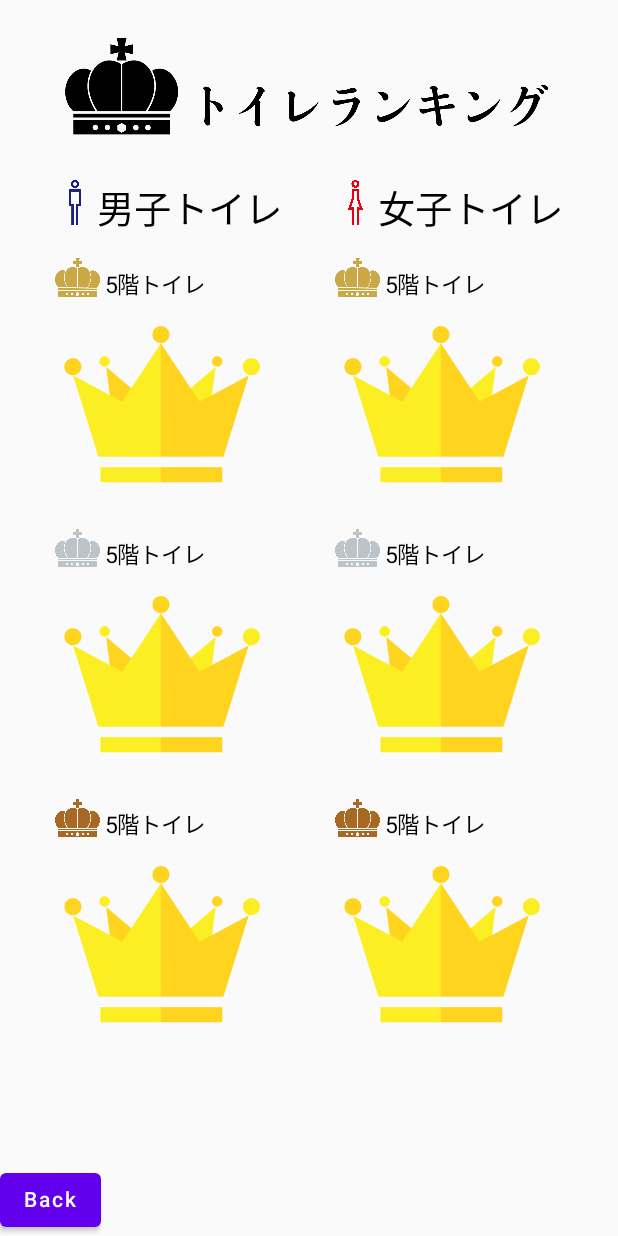
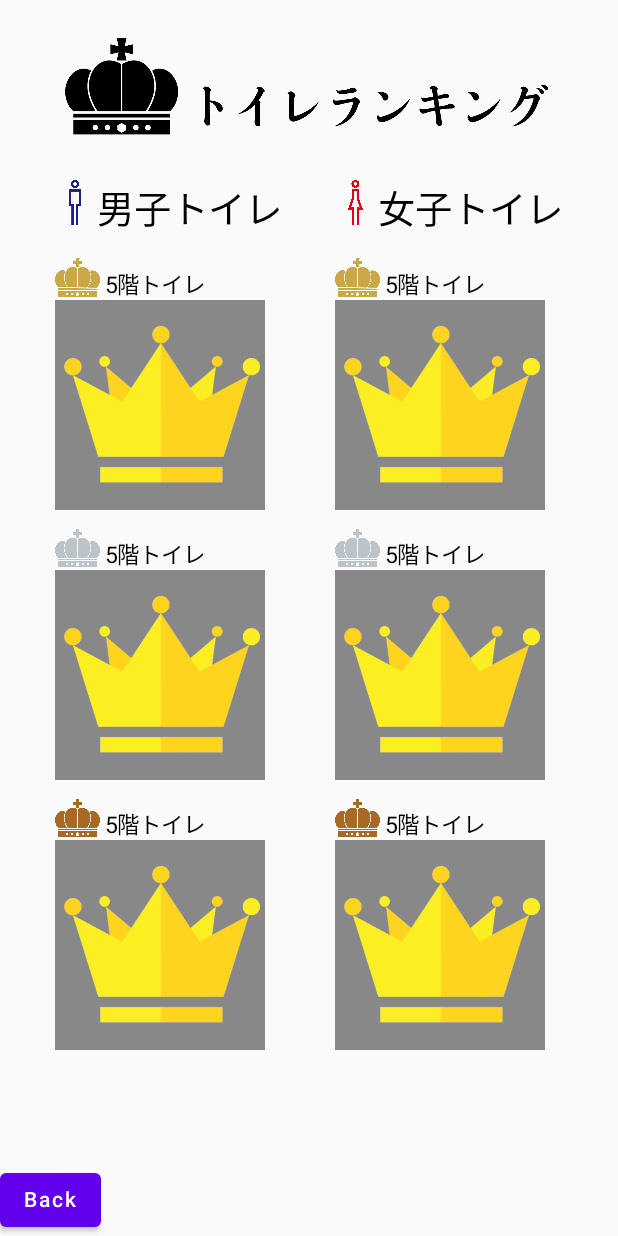
Before and after one commit to p2hacks2022/pre-team01, an Android app built with Jetpack Compose: the screen it shows after launch (MainActivity), after a tap on "rank", on a phone screen of 412 x 824 dp. Run offline under Robolectric (Android 15) with nearby library versions, the phone set to English and light mode, and no system bars.

Commit message:
scrollfix

```diff
--- a/app/src/main/java/com/example/myapplication/EachTiletScreen.kt
+++ b/app/src/main/java/com/example/myapplication/EachTiletScreen.kt
@@ -23,6 +23,7 @@ import androidx.compose.ui.graphics.Color
 import androidx.compose.ui.res.painterResource
 import androidx.compose.ui.unit.dp
 import com.example.myapplication.ui.theme.IconButtonSample_5F
+import com.example.myapplication.ui.theme.ScrollBoxes3
 import kotlinx.coroutines.NonCancellable.children
 
 @Composable
@@ -36,10 +37,8 @@ fun ScreenManToilet1(toNextScreen: ()->Unit = {}) {
 
     Column {
         Text(text = "Toilet1")
-        Image(
-            painter = painterResource(R.drawable.a),
-            contentDescription = "toilet image",
-        )
+
+        ScrollBoxes3(id = R.drawable.a, id2 = R.drawable.a, id3 = R.drawable.a, filedescription = "toilet image")
 
         Text(text = "総合レビュー")
         Row(horizontalArrangement =  Arrangement.Center){
--- a/app/src/main/java/com/example/myapplication/RankingScreen.kt
+++ b/app/src/main/java/com/example/myapplication/RankingScreen.kt
@@ -13,7 +13,9 @@ import androidx.compose.foundation.layout.padding
 import androidx.compose.foundation.layout.size
 import androidx.compose.ui.unit.dp
 import androidx.compose.material.*
+import androidx.compose.ui.tooling.preview.Preview
 import androidx.compose.ui.unit.sp
+import com.example.myapplication.ui.theme.ScrollBoxes3
 
 val titlesize = 120
 val subtitlesize = 25
@@ -22,6 +24,7 @@ val iconsize =30
 val photosize =140
 val space = 25
 
+@Preview
 @Composable
 fun ScreenRank(toNextScreen: () -> Unit = {}) {
     Column (
@@ -52,22 +55,22 @@ fun ScreenRank(toNextScreen: () -> Unit = {}) {
             modifier = Modifier.size(410.dp,(textsize + photosize + space).dp),
             horizontalArrangement = Arrangement.SpaceEvenly
         ) {
-            Rank(R.drawable.gold_crown, name = "5階トイレ", R.drawable.crown, "5F")
-            Rank(R.drawable.gold_crown, name = "5階トイレ", R.drawable.crown, "5F")
+            Rank(R.drawable.gold_crown, name = "5階トイレ", R.drawable.crown, R.drawable.crown,R.drawable.crown,"5F")
+            Rank(R.drawable.gold_crown, name = "5階トイレ", R.drawable.crown, R.drawable.crown,R.drawable.crown,"5F")
         }
         Row(
             modifier = Modifier.size(410.dp,(textsize + photosize + space).dp),
             horizontalArrangement = Arrangement.SpaceEvenly
         ) {
-            Rank(R.drawable.silver_crown, name = "5階トイレ", R.drawable.crown, "5F")
-            Rank(R.drawable.silver_crown, name = "5階トイレ", R.drawable.crown, "5F")
+            Rank(R.drawable.silver_crown, name = "5階トイレ", R.drawable.crown, R.drawable.crown,R.drawable.crown,"5F")
+            Rank(R.drawable.silver_crown, name = "5階トイレ", R.drawable.crown, R.drawable.crown,R.drawable.crown,"5F")
         }
         Row(
             modifier = Modifier.size(410.dp,(textsize + photosize + space).dp),
             horizontalArrangement = Arrangement.SpaceEvenly
         ) {
-            Rank(R.drawable.bronze_crown, name = "5階トイレ", R.drawable.crown, "5F")
-            Rank(R.drawable.bronze_crown, name = "5階トイレ", R.drawable.crown, "5F")
+            Rank(R.drawable.bronze_crown, name = "5階トイレ", R.drawable.crown, R.drawable.crown,R.drawable.crown,"5F")
+            Rank(R.drawable.bronze_crown, name = "5階トイレ", R.drawable.crown, R.drawable.crown,R.drawable.crown,"5F")
         }
 
     }
@@ -83,7 +86,7 @@ fun ScreenRank(toNextScreen: () -> Unit = {}) {
 }
 
 @Composable
-fun Rank(crownid: Int, name: String, fileid: Int, filedescription: String) {
+fun Rank(crownid:Int, name: String, fileid1:Int,fileid2:Int,fileid3:Int, filedescription: String) {
     Column(){
         Row{
             Image(
@@ -102,12 +105,15 @@ fun Rank(crownid: Int, name: String, fileid: Int, filedescription: String) {
                 )
             }
         }
+        ScrollBoxes3(fileid1,fileid2,fileid3,filedescription)
+        /*
         Image(
             painter = painterResource(fileid),
             contentDescription = filedescription,
             modifier = Modifier
                 .size(photosize.dp)
         )
+        */
     }
 }
 
--- /dev/null
+++ b/app/src/main/java/com/example/myapplication/ScrollPicture.kt
@@ -0,0 +1,59 @@
+package com.example.myapplication.ui.theme
+
+import androidx.compose.foundation.*
+import androidx.compose.foundation.layout.*
+import androidx.compose.material.Icon
+import androidx.compose.material.Text
+import androidx.compose.material.icons.Icons
+import androidx.compose.material.icons.filled.Person
+import androidx.compose.material.icons.filled.Star
+import androidx.compose.runtime.Composable
+import androidx.compose.ui.Alignment
+import androidx.compose.ui.Modifier
+import androidx.compose.ui.graphics.Color
+import androidx.compose.ui.res.painterResource
+import androidx.compose.ui.unit.dp
+import androidx.compose.ui.unit.sp
+import com.example.myapplication.iconsize
+import com.example.myapplication.textsize
+
+
+val photosize =140
+
+
+@Composable
+fun ScrollBoxes3(id:Int, id2:Int, id3:Int, filedescription:String) {
+
+    Row(
+        //horizontalAlignment = Alignment.CenterHorizontally,
+        modifier = Modifier
+            .size(photosize.dp)
+            .horizontalScroll(rememberScrollState())
+            .background(Color.Gray)
+            //.padding(15.dp, 0.dp),
+
+        ) {
+
+
+        Image(
+            painter = painterResource(id),
+            contentDescription = filedescription,
+            modifier = Modifier
+                .size(photosize.dp)
+        )
+        Image(
+            painter = painterResource(id2),
+            contentDescription = filedescription,
+            modifier = Modifier
+                .size(photosize.dp)
+        )
+        Image(
+            painter = painterResource(id3),
+            contentDescription = filedescription,
+            modifier = Modifier
+                .size(photosize.dp)
+        )
+    }
+
+
+}
```
